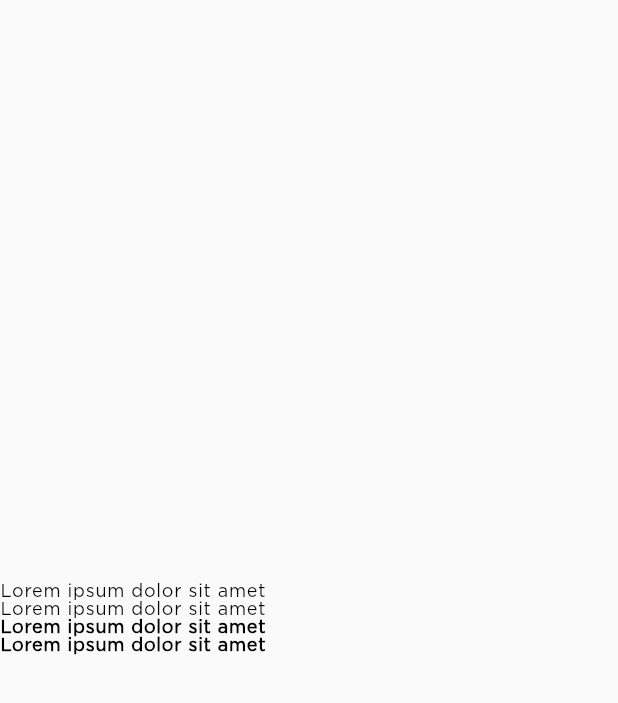
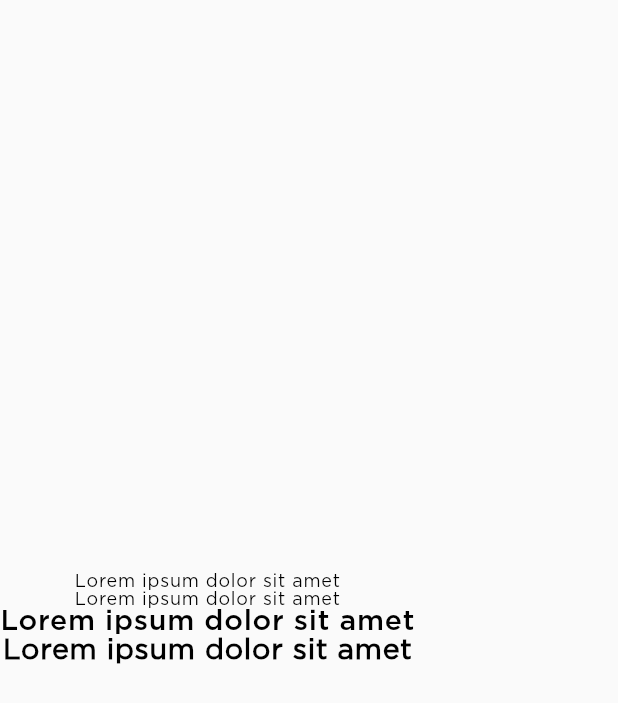
Before and after one commit to ismail-sl487/widget_book, a Flutter app: the ExampleText widget shown alone on an empty page, opened directly, on a phone screen of 412 x 824 dp. Shown: the top 703 px of the screen. Run offline on Flutter 3.47's test engine with Material 2 defaults, Android fonts, the phone set to English and light mode, and no system bars; our stand-ins replace bot_toast, eva_icons_flutter; missing offline and left inert: widgetbook.

Commit message:
memperbaiki text style

```diff
--- a/lib/shared/text.dart
+++ b/lib/shared/text.dart
@@ -20,12 +20,13 @@
         ),
         METext(
           text: "Lorem ipsum dolor sit amet",
-          fontWeight: FontWeight.w600,
-          fontSize: 12,
+          fontSize: 19,
+          fontFamily: 'GothamProMed',
         ),
         METext(
           text: "Lorem ipsum dolor sit amet",
-          fontWeight: FontWeight.w700,
+          fontWeight: FontWeight.w600,
+          fontSize: 19,
         ),
       ],
     );
--- a/lib/shared/text_widget.dart
+++ b/lib/shared/text_widget.dart
@@ -13,7 +13,7 @@
       this.maxLine,
       required this.text,
       this.textAlign,
-      this.fontFamily = 'GothaPro'})
+      this.fontFamily = 'GothamPro'})
       : super(key: key);
 
   final String text;
@@ -61,7 +61,7 @@
         overflow: overflow ?? TextOverflow.ellipsis,
         color: color ?? primaryColor,
         fontWeight: fontWeight ?? FontWeight.w400,
-        fontFamily: 'GothaPro',
+        fontFamily: 'GothamPro',
         fontSize: fontSize ?? 14);
   }
 }
```
Also changed, not shown: pubspec.yaml (+8 -11 lines).
